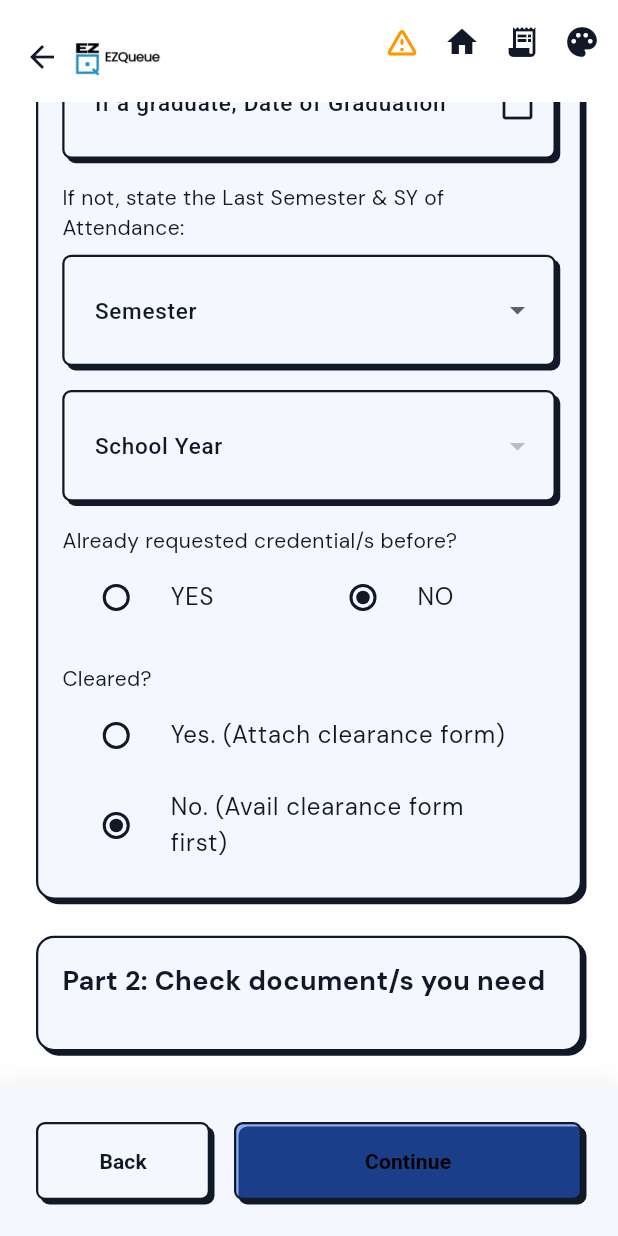
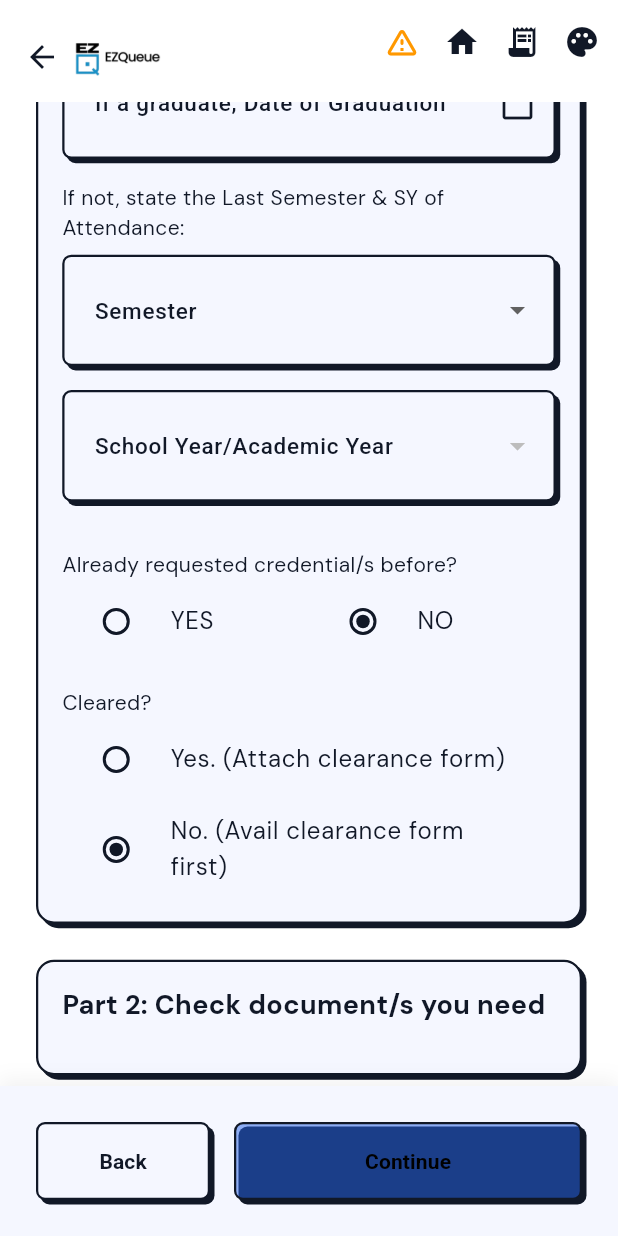
Before and after one commit to ItPalakpak/ez_queue, a Flutter app: the DocumentSelectionPage screen opened directly with empty values, scrolled down 469 dp, on a phone screen of 412 x 824 dp. Run offline on Flutter 3.47's test engine with Material 3 defaults, Android fonts, the phone set to English and light mode, and no system bars; our stand-ins replace cloud_firestore, firebase_core, firebase_messaging, flutter_dotenv, flutter_riverpod, go_router and 6 more; missing offline and left inert: mobile_scanner; accounts and stored records are empty; network calls fail.

Commit message:
version before defense

```diff
--- a/lib/screens/service_selection/document_selection_page.dart
+++ b/lib/screens/service_selection/document_selection_page.dart
@@ -114,6 +114,12 @@ class _DocumentSelectionPageState extends ConsumerState<DocumentSelectionPage> {
   void _handleExtraChange(String key, dynamic value) {
     setState(() {
       _extraDetails[key] = value;
+      if (key == 'date_of_graduation' && value != null && value.toString().isNotEmpty) {
+        _extraDetails['last_semester_attended'] = null;
+        _extraDetails['last_sy_attended'] = null;
+      } else if ((key == 'last_semester_attended' || key == 'last_sy_attended') && value != null && value.toString().isNotEmpty) {
+        _extraDetails['date_of_graduation'] = null;
+      }
     });
   }
 
@@ -547,6 +553,14 @@ class _DocumentSelectionPageState extends ConsumerState<DocumentSelectionPage> {
   }
 
   Widget _buildPart1Section(List<ApiServiceDocument> uniqueDocs) {
+    final showGraduation = (_extraDetails['last_semester_attended'] == null ||
+            _extraDetails['last_semester_attended'].toString().isEmpty) &&
+        (_extraDetails['last_sy_attended'] == null ||
+            _extraDetails['last_sy_attended'].toString().isEmpty);
+
+    final showSemesterAndSy = _extraDetails['date_of_graduation'] == null ||
+        _extraDetails['date_of_graduation'].toString().isEmpty;
+
     return EZCard(
       child: Column(
         crossAxisAlignment: CrossAxisAlignment.start,
@@ -556,19 +570,33 @@ class _DocumentSelectionPageState extends ConsumerState<DocumentSelectionPage> {
             style: TextStyle(fontSize: 18, fontWeight: FontWeight.bold),
           ),
           const SizedBox(height: 16),
+          if (showGraduation) ...[
             EZInputField(
               child: TextField(
                 readOnly: true,
                 onTap: () => _selectDate(context, 'date_of_graduation'),
                 decoration: ThemeHelpers.textInputDecoration(
                   labelText: 'If a graduate, Date of Graduation',
-              ).copyWith(suffixIcon: const Icon(Icons.calendar_today)),
+                ).copyWith(
+                  suffixIcon: _extraDetails['date_of_graduation'] != null &&
+                          _extraDetails['date_of_graduation']
+                              .toString()
+                              .isNotEmpty
+                      ? IconButton(
+                          icon: const Icon(Icons.clear),
+                          onPressed: () =>
+                              _handleExtraChange('date_of_graduation', null),
+                        )
+                      : const Icon(Icons.calendar_today),
+                ),
                 controller: TextEditingController(
                   text: _extraDetails['date_of_graduation']?.toString() ?? '',
                 ),
               ),
             ),
             const SizedBox(height: 16),
+          ],
+          if (showSemesterAndSy) ...[
             const Text('If not, state the Last Semester & SY of Attendance:'),
             const SizedBox(height: 8),
             EZInputField(
@@ -576,7 +604,7 @@ class _DocumentSelectionPageState extends ConsumerState<DocumentSelectionPage> {
                 decoration: ThemeHelpers.textInputDecoration(
                   labelText: 'Semester',
                 ),
-              initialValue:
+                value:
                     _extraDetails['last_semester_attended']?.toString().isEmpty ??
                         true
                     ? null
@@ -600,9 +628,9 @@ class _DocumentSelectionPageState extends ConsumerState<DocumentSelectionPage> {
             EZInputField(
               child: DropdownButtonFormField<String>(
                 decoration: ThemeHelpers.textInputDecoration(
-                labelText: 'School Year',
+                  labelText: 'School Year/Academic Year',
                 ),
-              initialValue:
+                value:
                     _extraDetails['last_sy_attended']?.toString().isEmpty ?? true
                     ? null
                     : _extraDetails['last_sy_attended'],
@@ -612,6 +640,32 @@ class _DocumentSelectionPageState extends ConsumerState<DocumentSelectionPage> {
                 onChanged: (val) => _handleExtraChange('last_sy_attended', val),
               ),
             ),
+            const SizedBox(height: 16),
+            if ((_extraDetails['last_semester_attended'] != null &&
+                    _extraDetails['last_semester_attended']
+                        .toString()
+                        .isNotEmpty) ||
+                (_extraDetails['last_sy_attended'] != null &&
+                    _extraDetails['last_sy_attended']
+                        .toString()
+                        .isNotEmpty)) ...[
+              Align(
+                alignment: Alignment.centerRight,
+                child: TextButton.icon(
+                  onPressed: () {
+                    _handleExtraChange('last_semester_attended', null);
+                    _handleExtraChange('last_sy_attended', null);
+                  },
+                  icon: const Icon(Icons.clear, size: 16),
+                  label: const Text('Clear Semester & SY'),
+                  style: TextButton.styleFrom(
+                    foregroundColor: Theme.of(context).colorScheme.error,
+                  ),
+                ),
+              ),
+              const SizedBox(height: 16),
+            ],
+          ],
           const SizedBox(height: 16),
           const Text('Already requested credential/s before?'),
           RadioGroup<bool>(
```
Lines whose indentation alone changed are shown as unchanged.
